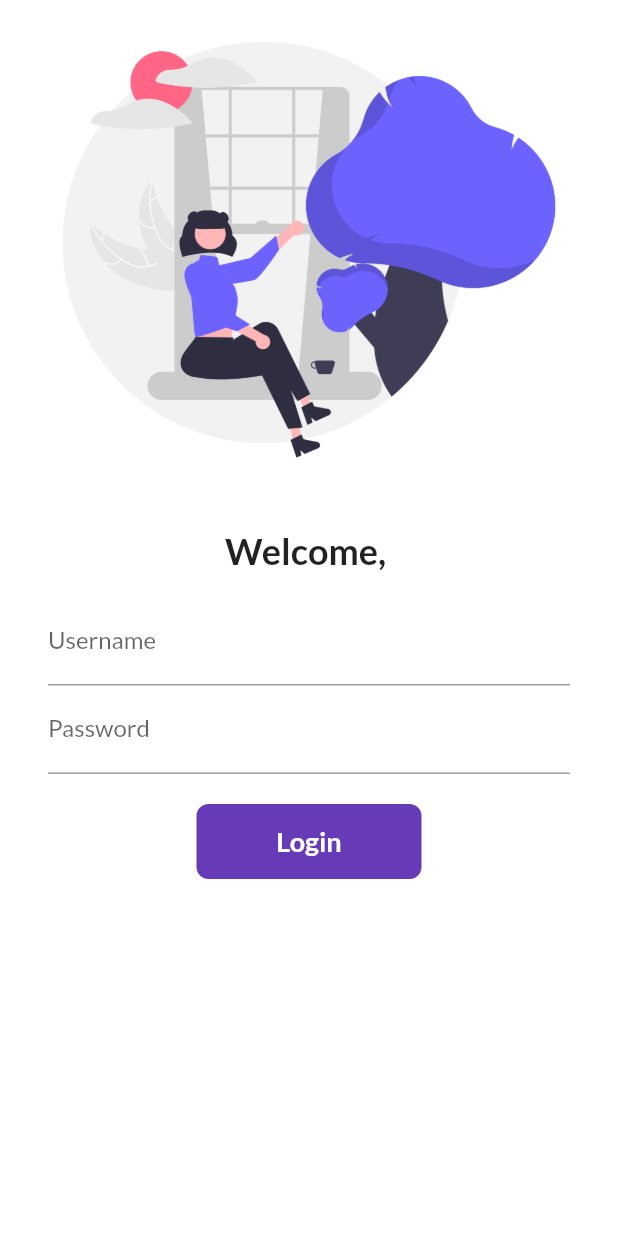
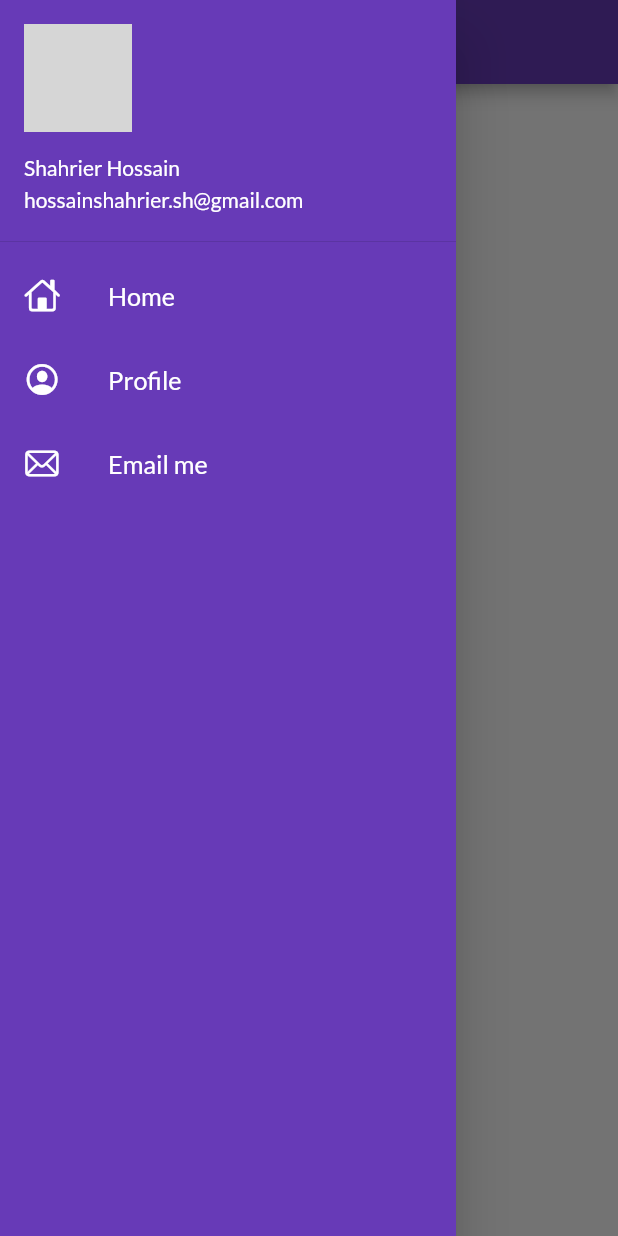
Before and after one commit to hossain-shahrier/basic_first_first, a Flutter app: the screen it shows after launch, with the side drawer open (before the commit the screen has no drawer), on a phone screen of 412 x 824 dp. Run offline on Flutter 3.47's test engine with Material 2 defaults, Android fonts, the phone set to English and light mode, and no system bars; our stand-ins replace google_fonts; network calls fail; grey boxes are pictures that could not be loaded.

Commit message:
Day8 |Material Drawer | DevTools | ListView | NetworkImage|

```diff
--- a/lib/main.dart
+++ b/lib/main.dart
@@ -1,3 +1,4 @@
+import 'package:basic_flutter/screens/home_screen.dart';
 import 'package:basic_flutter/screens/login_screen.dart';
 import 'package:basic_flutter/utils/routes.dart';
 import 'package:flutter/material.dart';
@@ -23,7 +24,7 @@ class MyApp extends StatelessWidget {
       initialRoute: "/",
       routes: {
         "/": (context) => const LoginScreen(),
-        //MyRoutes.homeRoute: (context) => const HomeScreen(),
+        MyRoutes.homeRoute: (context) => const HomeScreen(),
         MyRoutes.loginRoute: (context) => const LoginScreen(),
       },
     );
--- a/lib/screens/home_screen.dart
+++ b/lib/screens/home_screen.dart
@@ -1,3 +1,4 @@
+import 'package:basic_flutter/widgets/drawer.dart';
 import 'package:flutter/material.dart';
 
 class HomeScreen extends StatelessWidget {
@@ -11,7 +12,7 @@ class HomeScreen extends StatelessWidget {
       appBar: AppBar(
         title: const Text("Lagbe"),
       ),
-      // drawer: const Drawer(),
+      drawer: const MyDrawer(),
       body: Center(
         child: Text("Welcome to $days days of $name"),
       ),
--- a/lib/screens/login_screen.dart
+++ b/lib/screens/login_screen.dart
@@ -1,3 +1,4 @@
+import 'package:basic_flutter/utils/routes.dart';
 import 'package:flutter/material.dart';
 
 class LoginScreen extends StatefulWidget {
@@ -23,7 +24,7 @@ class _LoginScreenState extends State<LoginScreen> {
           seconds: 1,
         ),
       );
-      //await Navigator.pushNamed(context, MyRoutes.homeRoute);
+      await Navigator.pushNamed(context, MyRoutes.homeRoute);
       setState(() {
         changeButton = false;
       });
--- /dev/null
+++ b/lib/widgets/drawer.dart
@@ -0,0 +1,72 @@
+import 'package:flutter/cupertino.dart';
+import 'package:flutter/material.dart';
+
+class MyDrawer extends StatelessWidget {
+  const MyDrawer({Key? key}) : super(key: key);
+
+  @override
+  Widget build(BuildContext context) {
+    final _imageURL =
+        "https://scontent.fdac31-1.fna.fbcdn.net/v/t39.30808-6/312236264_1793507560989456_3100980690880115041_n.jpg?_nc_cat=109&ccb=1-7&_nc_sid=e3f864&_nc_eui2=AeFFcVrBpez2TX0a9b0NlWXuqxVLLYwwrBCrFUstjDCsEOv2f96_mhUYwS4SLOskK0yJ1c5xI2W6jH8iysVkt_WX&_nc_ohc=9SdOg-afmmkAX97VCbQ&_nc_ht=scontent.fdac31-1.fna&oh=00_AfCV_3FJSZfoIyqTF9J9ZZIM-8P_I2O2iyhu52cdvMDvmg&oe=637EEFE9";
+    return Drawer(
+      child: Container(
+        color: Colors.deepPurple,
+        child: ListView(
+          padding: EdgeInsets.zero,
+          children: [
+            DrawerHeader(
+              padding: EdgeInsets.zero,
+              child: UserAccountsDrawerHeader(
+                margin: EdgeInsets.zero,
+                accountName: const Text("Shahrier Hossain"),
+                accountEmail: const Text("hossainshahrier.sh@gmail.com"),
+                currentAccountPicture: CircleAvatar(
+                  backgroundImage: NetworkImage(_imageURL),
+                ),
+              ),
+            ),
+            const ListTile(
+              leading: Icon(
+                CupertinoIcons.home,
+                color: Colors.white,
+              ),
+              title: Text(
+                'Home',
+                textScaleFactor: 1.2,
+                style: TextStyle(
+                  color: Colors.white,
+                ),
+              ),
+            ),
+            const ListTile(
+              leading: Icon(
+                CupertinoIcons.profile_circled,
+                color: Colors.white,
+              ),
+              title: Text(
+                'Profile',
+                textScaleFactor: 1.2,
+                style: TextStyle(
+                  color: Colors.white,
+                ),
+              ),
+            ),
+            const ListTile(
+              leading: Icon(
+                CupertinoIcons.mail,
+                color: Colors.white,
+              ),
+              title: Text(
+                'Email me',
+                textScaleFactor: 1.2,
+                style: TextStyle(
+                  color: Colors.white,
+                ),
+              ),
+            )
+          ],
+        ),
+      ),
+    );
+  }
+}
```
